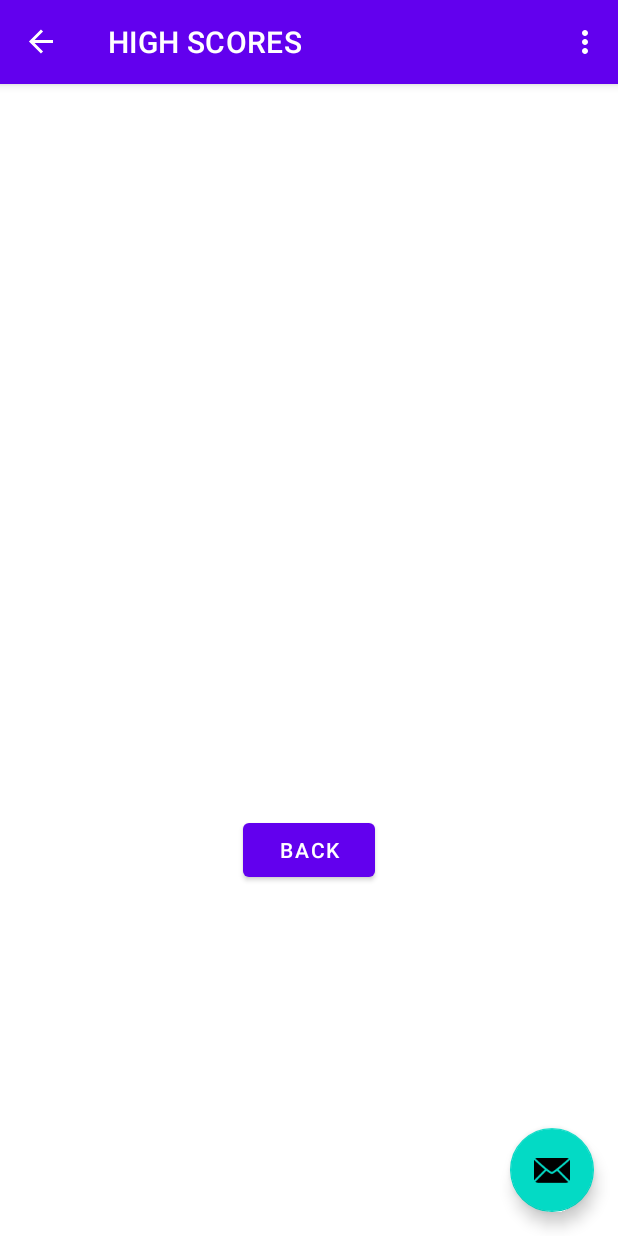
After one commit to gzimpfer90/Project5236, an Android app: the HighScoresFragment screen opened through its navigation route, on a phone screen of 412 x 824 dp. The commit adds this screen. Run offline under Robolectric (Android 15) with nearby library versions, the phone set to English and light mode, and no system bars; our stand-ins replace navigation-ui.

Commit message:
Added HighScoresFragment, SettingFragment and views accordingly

```diff
--- a/app/build.gradle
+++ b/app/build.gradle
@@ -37,6 +37,7 @@ dependencies {
     implementation 'androidx.constraintlayout:constraintlayout:2.1.3'
     implementation 'androidx.navigation:navigation-fragment:2.3.5'
     implementation 'androidx.navigation:navigation-ui:2.3.5'
+    implementation 'androidx.legacy:legacy-support-v4:1.0.0'
     testImplementation 'junit:junit:4.+'
     androidTestImplementation 'androidx.test.ext:junit:1.1.2'
     androidTestImplementation 'androidx.test.espresso:espresso-core:3.4.0'
--- /dev/null
+++ b/app/src/main/java/com/example/project5236/HighScoresFragment.java
@@ -0,0 +1,48 @@
+package com.example.project5236;
+
+import android.os.Bundle;
+import android.view.LayoutInflater;
+import android.view.View;
+import android.view.ViewGroup;
+
+import androidx.annotation.NonNull;
+import androidx.fragment.app.Fragment;
+import androidx.navigation.fragment.NavHostFragment;
+
+import com.example.project5236.databinding.FragmentHighScoresBinding;
+import com.example.project5236.databinding.FragmentSecondBinding;
+
+public class HighScoresFragment extends Fragment {
+
+    private FragmentHighScoresBinding binding;
+
+    @Override
+    public View onCreateView(
+            @NonNull LayoutInflater inflater, ViewGroup container,
+            Bundle savedInstanceState
+    ) {
+
+        binding = FragmentHighScoresBinding.inflate(inflater, container, false);
+        return binding.getRoot();
+
+    }
+
+    public void onViewCreated(@NonNull View view, Bundle savedInstanceState) {
+        super.onViewCreated(view, savedInstanceState);
+
+        binding.buttonBack.setOnClickListener(new View.OnClickListener() {
+            @Override
+            public void onClick(View view) {
+                NavHostFragment.findNavController(HighScoresFragment.this)
+                        .navigate(R.id.action_HighScoresFragment_to_FirstFragment);
+            }
+        });
+    }
+
+    @Override
+    public void onDestroyView() {
+        super.onDestroyView();
+        binding = null;
+    }
+
+}
--- a/app/src/main/java/com/example/project5236/HomeFragment.java
+++ b/app/src/main/java/com/example/project5236/HomeFragment.java
@@ -36,6 +36,20 @@ public class HomeFragment extends Fragment {
                         .navigate(R.id.action_FirstFragment_to_SecondFragment);
             }
         });
+        binding.highScoresButton.setOnClickListener(new View.OnClickListener() {
+            @Override
+            public void onClick(View view) {
+                NavHostFragment.findNavController(HomeFragment.this)
+                        .navigate(R.id.action_FirstFragment_to_HighScoresFragment);
+            }
+        });
+        binding.settingsButton.setOnClickListener(new View.OnClickListener() {
+            @Override
+            public void onClick(View view) {
+                NavHostFragment.findNavController(HomeFragment.this)
+                        .navigate(R.id.action_FirstFragment_to_SettingFragment);
+            }
+        });
     }
 
     @Override
--- /dev/null
+++ b/app/src/main/res/layout/fragment_high_scores.xml
@@ -0,0 +1,27 @@
+<?xml version="1.0" encoding="utf-8"?>
+<androidx.constraintlayout.widget.ConstraintLayout xmlns:android="http://schemas.android.com/apk/res/android"
+    xmlns:app="http://schemas.android.com/apk/res-auto"
+    xmlns:tools="http://schemas.android.com/tools"
+    android:layout_width="match_parent"
+    android:layout_height="match_parent"
+    tools:context=".HighScoresFragment">
+
+    <TextView
+        android:id="@+id/textview_high_scores"
+        android:layout_width="wrap_content"
+        android:layout_height="wrap_content"
+        app:layout_constraintBottom_toTopOf="@id/button_back"
+        app:layout_constraintEnd_toEndOf="parent"
+        app:layout_constraintStart_toStartOf="parent"
+        app:layout_constraintTop_toTopOf="parent" />
+
+    <Button
+        android:id="@+id/button_back"
+        android:layout_width="wrap_content"
+        android:layout_height="wrap_content"
+        android:text="@string/back"
+        app:layout_constraintBottom_toBottomOf="parent"
+        app:layout_constraintEnd_toEndOf="parent"
+        app:layout_constraintStart_toStartOf="parent"
+        app:layout_constraintTop_toBottomOf="@id/textview_high_scores" />
+</androidx.constraintlayout.widget.ConstraintLayout>
--- a/app/src/main/res/navigation/nav_graph.xml
+++ b/app/src/main/res/navigation/nav_graph.xml
@@ -14,15 +14,41 @@
         <action
             android:id="@+id/action_FirstFragment_to_SecondFragment"
             app:destination="@+id/LevelSelectFragment" />
+        <action
+            android:id="@+id/action_FirstFragment_to_HighScoresFragment"
+            app:destination="@+id/HighScoresFragment" />
+        <action
+            android:id="@+id/action_FirstFragment_to_SettingFragment"
+            app:destination="@+id/SettingFragment" />
     </fragment>
     <fragment
         android:id="@+id/LevelSelectFragment"
         android:name="com.example.project5236.LevelSelectFragment"
-        android:label="@string/home_label"
+        android:label="@string/level_select"
         tools:layout="@layout/fragment_second">
 
         <action
             android:id="@+id/action_SecondFragment_to_FirstFragment"
             app:destination="@id/HomeFragment" />
     </fragment>
+    <fragment
+        android:id="@+id/HighScoresFragment"
+        android:name="com.example.project5236.HighScoresFragment"
+        android:label="@string/high_scores"
+        tools:layout="@layout/fragment_high_scores">
+
+        <action
+            android:id="@+id/action_HighScoresFragment_to_FirstFragment"
+            app:destination="@id/HomeFragment" />
+    </fragment>
+    <fragment
+        android:id="@+id/SettingFragment"
+        android:name="com.example.project5236.SettingFragment"
+        android:label="@string/settings"
+        tools:layout="@layout/fragment_setting">
+
+        <action
+            android:id="@+id/action_SettingFragment_to_FirstFragment"
+            app:destination="@id/HomeFragment" />
+    </fragment>
 </navigation>
--- a/app/src/main/res/values/strings.xml
+++ b/app/src/main/res/values/strings.xml
@@ -12,6 +12,8 @@
     <string name="settings">SETTINGS</string>
 
     <string name="back">BACK</string>
+    <!-- TODO: Remove or change this placeholder text -->
+    <string name="hello_blank_fragment">Hello blank fragment</string>
 
 
 </resources>
```
Also changed, not shown: app/src/main/java/com/example/project5236/SettingFragment.java (added, +48 -0 lines), app/src/main/res/layout/fragment_setting.xml (added, +27 -0 lines).
